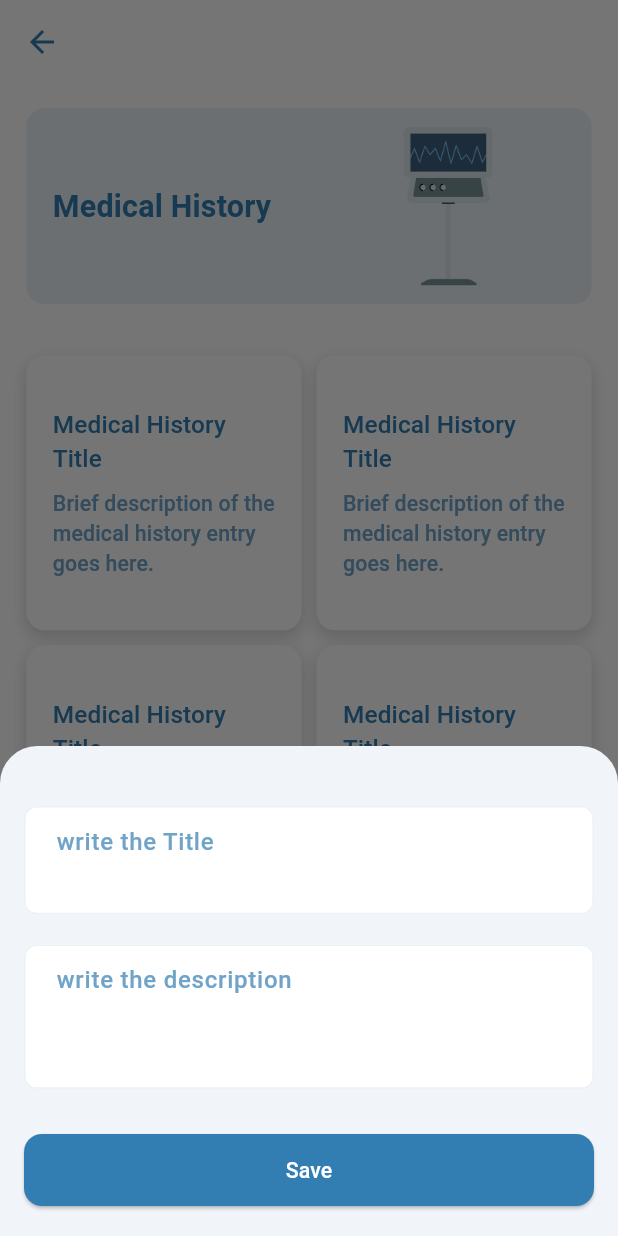
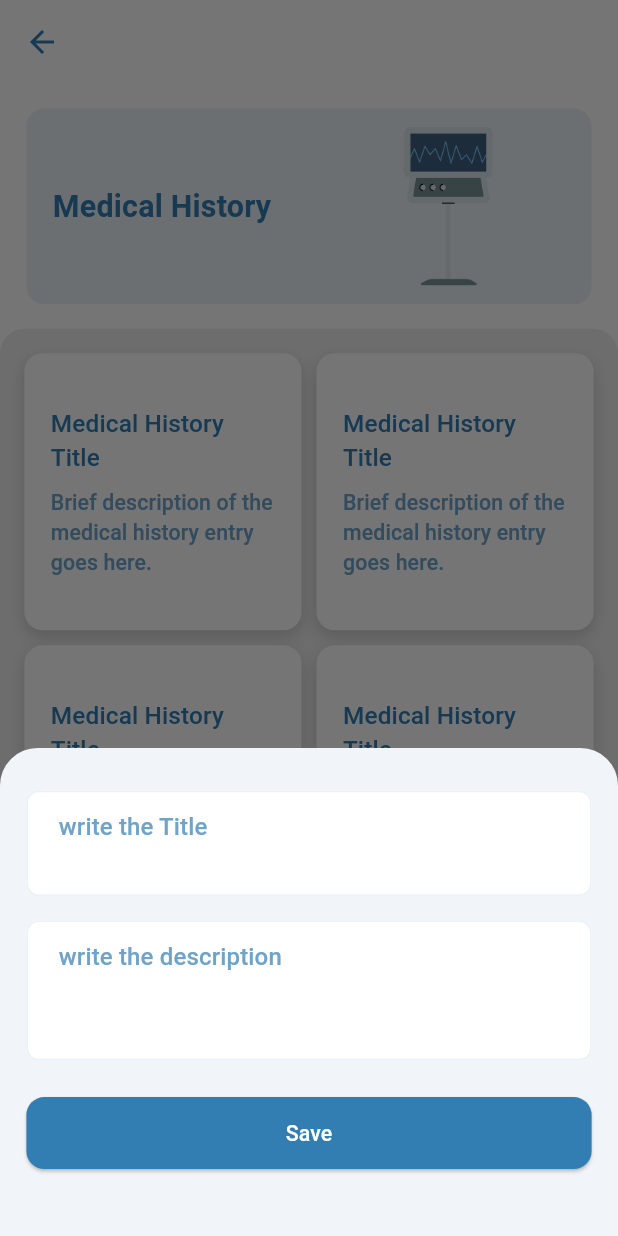
Before and after one commit to Osama-El-Dawli/Healora-app, a Flutter app: the MedicalHistoryScreen screen opened by its route, after a tap on the "add" icon, on a phone screen of 412 x 824 dp. Run offline on Flutter 3.47's test engine with Material 3 defaults, Android fonts, the phone set to English and light mode, and no system bars; our stand-ins replace bloc, cloud_firestore, dio, dots_indicator, easy_localization, firebase_auth and 11 more; accounts and stored records are empty.

Commit message:
feat: Refactor medical history components and improve theme handling

```diff
--- a/lib/core/theme/app_theme.dart
+++ b/lib/core/theme/app_theme.dart
@@ -172,7 +172,7 @@ class AppTheme {
     scaffoldBackgroundColor: AppColors.darkBackground,
 
     appBarTheme: AppBarTheme(
-      backgroundColor: AppColors.darkCard,
+      backgroundColor: AppColors.darkBackground,
       foregroundColor: AppColors.darkTextPrimary,
       elevation: 0,
       scrolledUnderElevation: 0,
--- a/lib/core/widgets/custom_text_form_field.dart
+++ b/lib/core/widgets/custom_text_form_field.dart
@@ -9,6 +9,7 @@ class CustomTextFormField extends StatefulWidget {
   final void Function(String)? onChanged;
   final String? Function(String?)? validator;
   final bool isPhone;
+  final int? maxLines;
 
   const CustomTextFormField({
     super.key,
@@ -18,6 +19,7 @@ class CustomTextFormField extends StatefulWidget {
     this.onChanged,
     this.validator,
     this.isPhone = false,
+    this.maxLines,
   });
 
   @override
@@ -37,6 +39,7 @@ class _CustomTextFormFieldState extends State<CustomTextFormField> {
         controller: widget.controller,
         onChanged: widget.onChanged,
         validator: widget.validator,
+        maxLines: widget.maxLines,
 
         autovalidateMode: AutovalidateMode.onUserInteraction,
         cursorColor: AppColors.primary,
--- a/lib/features/medical_history/presentation/screens/medical_history_screen.dart
+++ b/lib/features/medical_history/presentation/screens/medical_history_screen.dart
@@ -16,12 +16,13 @@ class MedicalHistoryScreen extends StatelessWidget {
       floatingActionButton: FloatingActionButton(
         onPressed: () {
           showModalBottomSheet(
-              context: context,
-              isScrollControlled: true,
-              shape: const RoundedRectangleBorder(
-                borderRadius: BorderRadius.vertical(top: Radius.circular(25)),
-              ),
-              builder: (context)=>const BottomBody());
+            context: context,
+            isScrollControlled: true,
+            shape: const RoundedRectangleBorder(
+              borderRadius: BorderRadius.vertical(top: Radius.circular(25)),
+            ),
+            builder: (context) => const BottomSheetBody(),
+          );
         },
         child: Icon(Icons.add),
       ),
--- a/lib/features/medical_history/presentation/widgets/bottom_body.dart
+++ b/lib/features/medical_history/presentation/widgets/bottom_body.dart
@@ -1,41 +1,42 @@
 import 'package:flutter/material.dart';
-import 'package:healora/features/medical_history/presentation/widgets/custom_bottom.dart';
+import 'package:flutter_screenutil/flutter_screenutil.dart';
+import 'package:healora/core/widgets/custom_text_form_field.dart';
 
-class BottomBody extends StatefulWidget {
-  const BottomBody({super.key});
+class BottomSheetBody extends StatefulWidget {
+  const BottomSheetBody({super.key});
 
   @override
-  State<BottomBody> createState() => _BottomBodyState();
+  State<BottomSheetBody> createState() => _BottomSheetBodyState();
 }
 
-class _BottomBodyState extends State<BottomBody> {
+class _BottomSheetBodyState extends State<BottomSheetBody> {
   final TextEditingController _titleControlar = TextEditingController();
   final TextEditingController _descriptionControlar = TextEditingController();
   @override
   Widget build(BuildContext context) {
     return Padding(
-      padding: const EdgeInsets.only(left: 16, right: 16, bottom: 20, top: 40),
+      padding: EdgeInsets.symmetric(horizontal: 16.w, vertical: 20.h),
       child: Column(
         mainAxisSize: MainAxisSize.min,
         children: [
-          CustomBottom(
+          CustomTextFormField(
             controller: _titleControlar,
-            hintText: "write the Title ",
-            maxLine: 2,
+            hintText: "write the Title",
+            maxLines: 2,
           ),
-          const SizedBox(height: 20),
-          CustomBottom(
+          CustomTextFormField(
             controller: _descriptionControlar,
             hintText: "write the description",
-            maxLine: 3,
+            maxLines: 3,
           ),
-          const SizedBox(height: 30),
+          SizedBox(height: 16.h),
           ElevatedButton(
             onPressed: () {
               Navigator.pop(context);
             },
             child: Text("Save"),
           ),
+          SizedBox(height: 24.h),
         ],
       ),
     );
--- a/lib/features/medical_history/presentation/widgets/custom_bottom.dart
+++ /dev/null
@@ -1,27 +0,0 @@
-import 'package:flutter/material.dart';
-
-class CustomBottom extends StatelessWidget {
-  final TextEditingController controller;
-  final String hintText;
-  final int maxLine;
-
-  const CustomBottom({
-    super.key,
-    required this.controller,
-    required this.hintText,
-    required this.maxLine,
-  });
-
-  @override
-  Widget build(BuildContext context) {
-    return TextField(
-      controller: controller,
-      maxLines: maxLine,
-      decoration: InputDecoration(
-        hintText: hintText,
-        border: OutlineInputBorder(borderRadius: BorderRadius.circular(20)),
-      ),
-      keyboardAppearance: Brightness.dark,
-    );
-  }
-}
--- a/lib/features/medical_history/presentation/widgets/medical_history_body.dart
+++ b/lib/features/medical_history/presentation/widgets/medical_history_body.dart
@@ -39,7 +39,7 @@ class MedicalHistoryBody extends StatelessWidget {
                   title: Opacity(
                     opacity: opacity,
                     child: Padding(
-                      padding: EdgeInsets.only(top: 12.h),
+                      padding: EdgeInsets.only(top: 10.h),
                       child: Text(
                         'Medical History'.tr(),
                         style: textTheme.titleMedium,
@@ -72,9 +72,17 @@ class MedicalHistoryBody extends StatelessWidget {
                   : AppColors.backgroundColor,
               borderRadius: BorderRadius.circular(16.r),
             ),
-            sliver: SliverPadding(
-              padding: EdgeInsets.all(16.w),
-              sliver: const MedicalHistoryGrid(),
+            sliver: DecoratedSliver(
+              decoration: BoxDecoration(
+                borderRadius: BorderRadius.circular(16.r),
+                color: Theme.of(context).brightness == Brightness.dark
+                    ? AppColors.darkSurface
+                    : AppColors.gray,
+              ),
+              sliver: SliverPadding(
+                padding: EdgeInsets.all(16.r),
+                sliver: const MedicalHistoryGrid(),
+              ),
             ),
           ),
         ],
--- a/lib/main.dart
+++ b/lib/main.dart
@@ -73,7 +73,6 @@ class Healora extends StatelessWidget {
                   RouteSettings(name: settings.name, arguments: user),
                 );
               }
-
               return AppRouteGenerator.generateRoute(settings);
             },
 
```
Also changed, not shown: lib/features/medical_history/presentation/widgets/medical_history_grid.dart (+36 -0 lines), lib/features/medical_history/data/models/bottom_model.dart (deleted), pubspec.lock.
